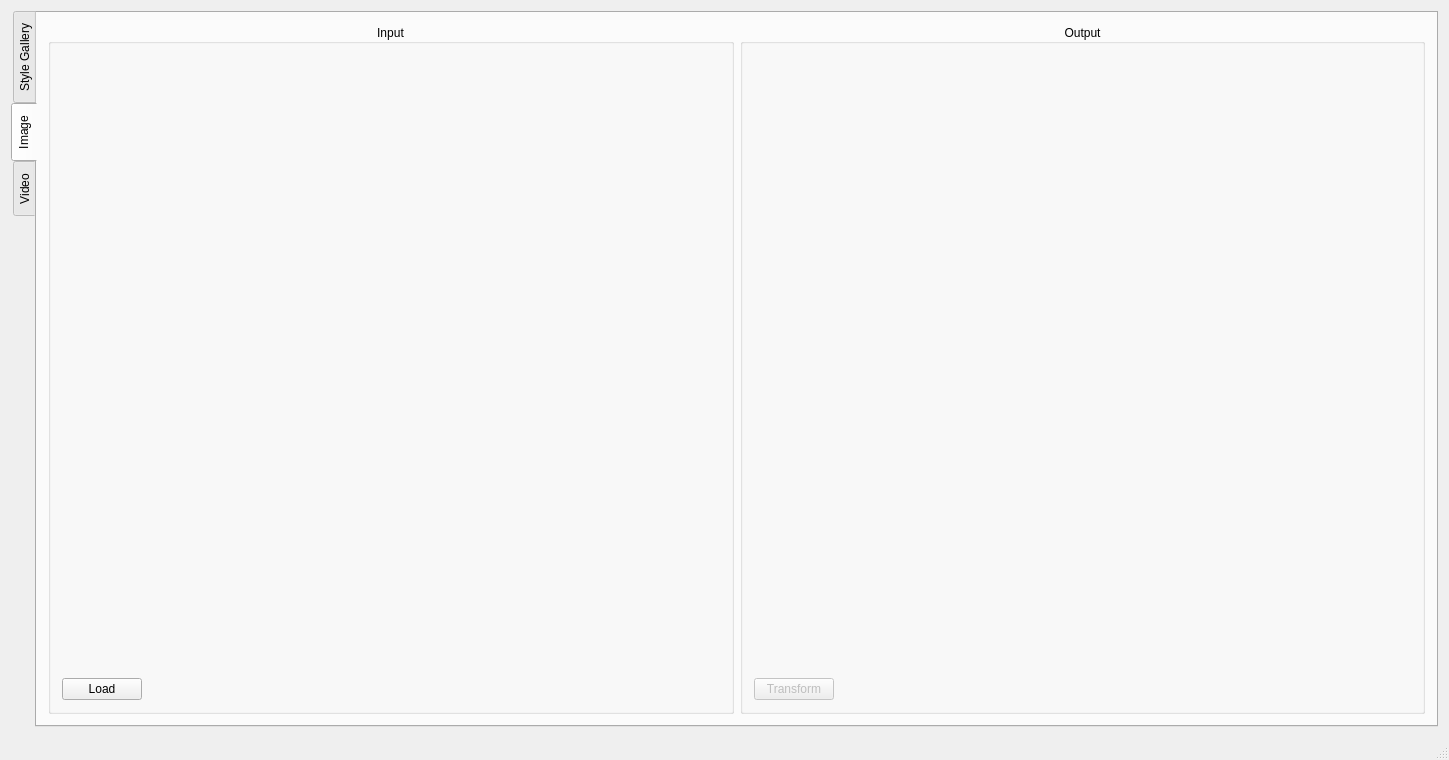
Before: the Qt Designer form qt_gui/ArtStyle/ui/QMainWnd.ui in Normandez/bchlr19, drawn with Qt 5.
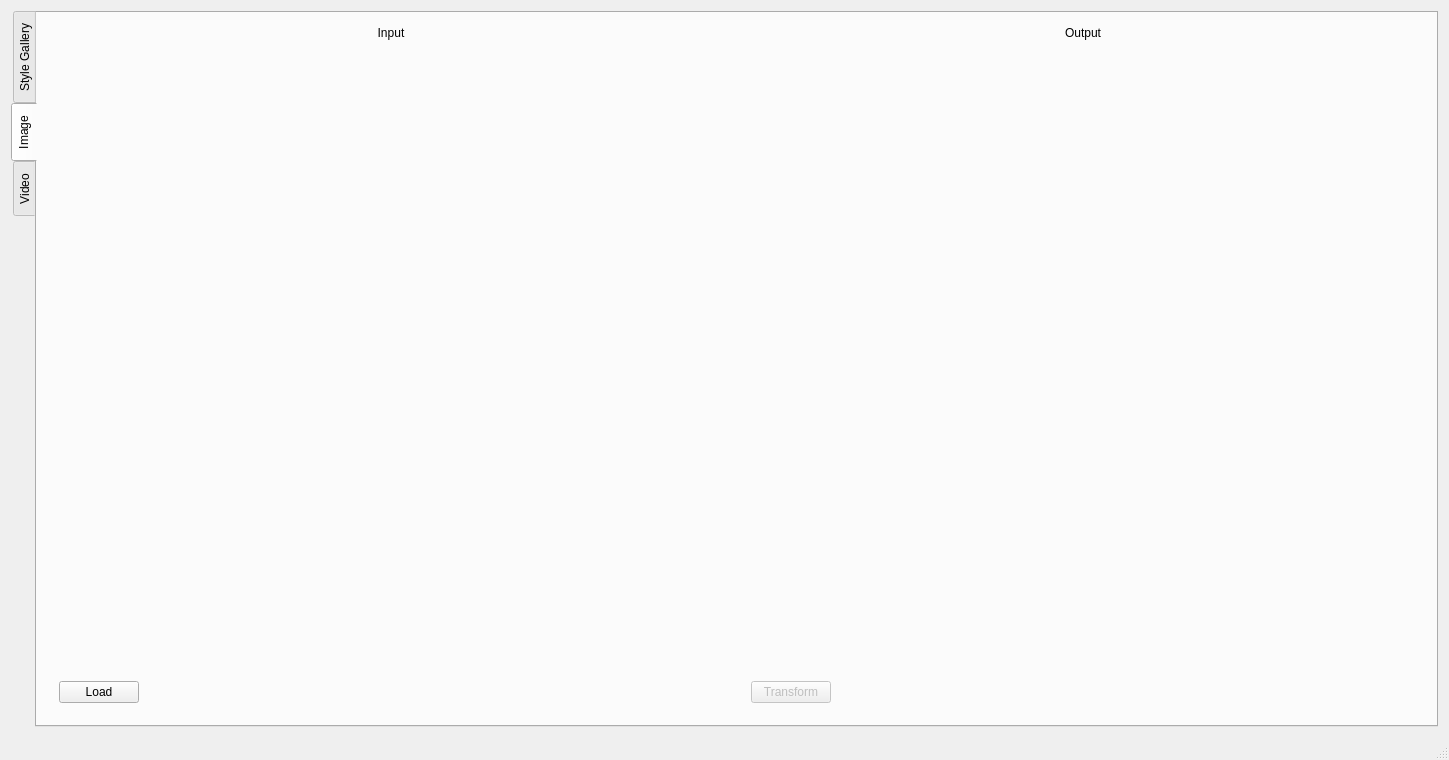
After: the same form once the commit is applied. The open tabs and pages were chosen to show the change. Custom widgets are drawn as their Qt base class.

Commit message: Completed UI without styling

```diff
--- a/qt_gui/ArtStyle/ui/QMainWnd.ui
+++ b/qt_gui/ArtStyle/ui/QMainWnd.ui
@@ -46,12 +46,18 @@
      <layout class="QVBoxLayout" name="verticalLayout">
       <item>
        <widget class="QTabWidget" name="tab_wdgt">
+        <property name="styleSheet">
+         <string notr="true"/>
+        </property>
         <property name="tabPosition">
          <enum>QTabWidget::West</enum>
         </property>
         <property name="currentIndex">
          <number>0</number>
         </property>
+        <property name="documentMode">
+         <bool>false</bool>
+        </property>
         <widget class="QWidget" name="tab_wdgt_tab_style">
          <attribute name="title">
           <string>Style Gallery</string>
@@ -73,18 +79,29 @@
          </layout>
         </widget>
         <widget class="QWidget" name="tab_wdgt_tab_img">
+         <property name="styleSheet">
+          <string notr="true"/>
+         </property>
          <attribute name="title">
           <string>Image</string>
          </attribute>
          <layout class="QHBoxLayout" name="horizontalLayout">
           <item>
            <widget class="QGroupBox" name="grp_box_img_in">
+            <property name="styleSheet">
+             <string notr="true">QGroupBox{
+	border: 0px;
+}</string>
+            </property>
             <property name="title">
              <string>Input</string>
             </property>
             <property name="alignment">
              <set>Qt::AlignCenter</set>
             </property>
+            <property name="flat">
+             <bool>false</bool>
+            </property>
             <layout class="QVBoxLayout" name="verticalLayout_4">
              <item>
               <widget class="QImageViewWdgt" name="img_wdgt_in" native="true">
@@ -147,6 +164,11 @@
           </item>
           <item>
            <widget class="QGroupBox" name="grp_box_img_out">
+            <property name="styleSheet">
+             <string notr="true">QGroupBox{
+	border: 0px;
+}</string>
+            </property>
             <property name="title">
              <string>Output</string>
             </property>
```
Left out of the diff: 19 changed lines with no effect on the pictures. The commit also changes 6 other files.
